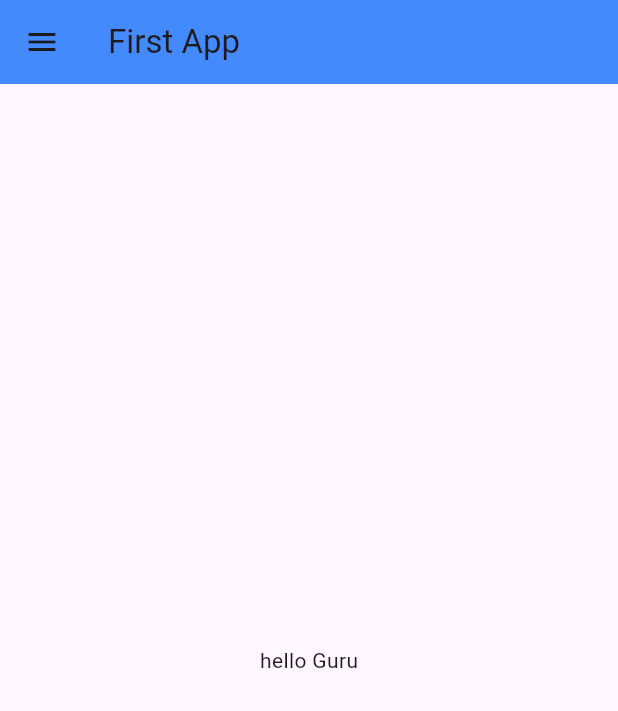
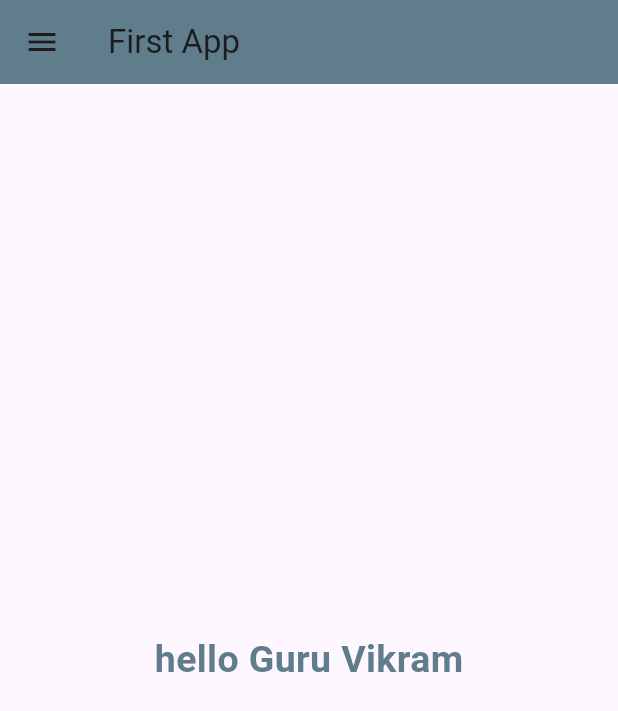
Before and after one commit to guruvikra/flutter-practice, a Flutter app: the screen it shows after launch, on a phone screen of 412 x 824 dp. Shown: the top 711 px of the screen. Run offline on Flutter 3.47's test engine with Material 3 defaults, Android fonts, the phone set to English and light mode, and no system bars.

```diff
--- a/lib/main.dart
+++ b/lib/main.dart
@@ -1,5 +1,7 @@
 import 'package:flutter/material.dart';
-import 'package:practice_flutter/home.dart';
+import 'package:practice_flutter/pages/home.dart';
+// import 'package:practice_flutter/pages/home.dart';
+import 'package:practice_flutter/pages/loginpage.dart';
 
 void main(){
   runApp(const MyApp());
@@ -12,7 +14,12 @@ class MyApp extends StatelessWidget {
   @override
   Widget build(BuildContext context) {
     return MaterialApp (
-      home: HomePage(),
+      // home: HomePage(),
+      theme: ThemeData(primarySwatch: Colors.blueGrey),
+      routes: {
+        '/':(context)=>HomePage(),
+        '/login':(context)=>LoginPage(),
+      },
     );
   }
 }
--- a/lib/home.dart
+++ b/lib/pages/home.dart
@@ -6,15 +6,22 @@ class HomePage extends StatelessWidget {
 
   @override
   Widget build(BuildContext context) {
-    var name="Guru";
+    var name="Guru Vikram";
     return Scaffold(
       appBar: AppBar(
         title: Text("First App"),
-        backgroundColor: Colors.blueAccent,
+        backgroundColor: Colors.blueGrey,
       ),
         body: Center(
           child: Container(
-                child: Text("hello $name"),
+                child: Text("hello $name",
+                style: TextStyle(
+                  fontSize: 25,
+                  color: Colors.blueGrey,
+                  fontWeight:FontWeight.bold
+                ),
+
+                ),
               ),
         ),
         drawer: Drawer(),
```
Also changed, not shown: lib/pages/loginpage.dart (added, +13 -0 lines).
